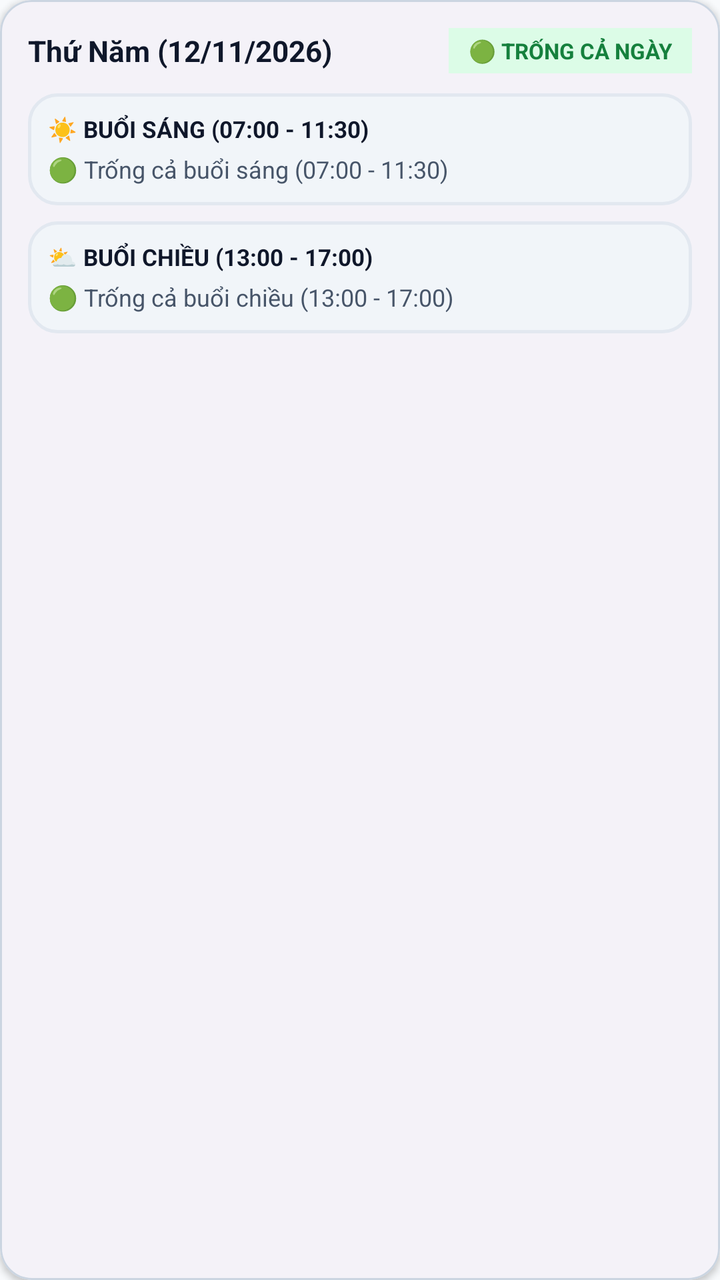
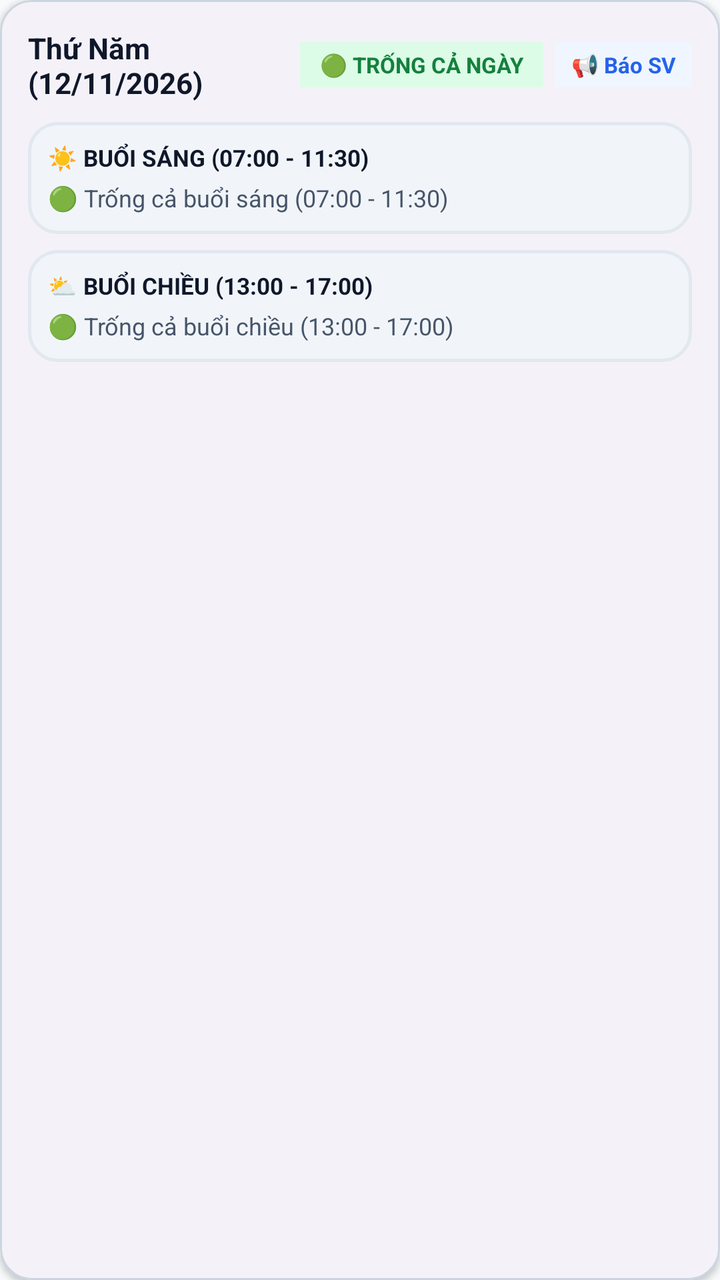

The first picture is an Android layout as it rendered before a commit; the second is the same layout after the commit. The layout source and the unified diff follow.
<!-- AndroidManifest.xml: application theme Theme.LectuPlan -->
<!-- res/layout/card_free_time_day_item.xml -->
<?xml version="1.0" encoding="utf-8"?>
<com.google.android.material.card.MaterialCardView
    xmlns:android="http://schemas.android.com/apk/res/android"
    xmlns:app="http://schemas.android.com/apk/res-auto"
    android:layout_width="match_parent"
    android:layout_height="wrap_content"
    android:layout_marginVertical="6dp"
    app:cardCornerRadius="16dp"
    app:cardElevation="2dp"
    app:strokeWidth="1dp"
    app:strokeColor="@color/border_default"
    app:cardBackgroundColor="@color/surface_card">

    <LinearLayout
        android:layout_width="match_parent"
        android:layout_height="wrap_content"
        android:orientation="vertical"
        android:padding="14dp">

        
        <LinearLayout
            android:layout_width="match_parent"
            android:layout_height="wrap_content"
            android:orientation="horizontal"
            android:gravity="center_vertical"
            android:layout_marginBottom="10dp">

            <TextView
                android:id="@+id/tvFreeDayTitle"
                android:layout_width="0dp"
                android:layout_height="wrap_content"
                android:layout_weight="1"
                android:text="Thứ Năm (12/11/2026)"
                android:textColor="@color/text_primary"
                android:textSize="14.5sp"
                android:textStyle="bold" />

            <TextView
                android:id="@+id/tvFreeStatusBadge"
                android:layout_width="wrap_content"
                android:layout_height="wrap_content"
                android:background="#DCFCE7"
                android:paddingHorizontal="10dp"
                android:paddingVertical="4dp"
                android:text="🟢 TRỐNG CẢ NGÀY"
                android:textColor="#15803D"
                android:textSize="11sp"
                android:textStyle="bold" />
        </LinearLayout>

        
        <LinearLayout
            android:id="@+id/layoutMorningBox"
            android:layout_width="match_parent"
            android:layout_height="wrap_content"
            android:orientation="vertical"
            android:background="@drawable/bg_search_input"
            android:padding="10dp"
            android:layout_marginBottom="8dp">

            <TextView
                android:layout_width="wrap_content"
                android:layout_height="wrap_content"
                android:text="☀️ BUỔI SÁNG (07:00 - 11:30)"
                android:textColor="@color/text_primary"
                android:textSize="11.5sp"
                android:textStyle="bold"
                android:layout_marginBottom="4dp" />

            <TextView
                android:id="@+id/tvMorningDetail"
                android:layout_width="match_parent"
                android:layout_height="wrap_content"
                android:text="🟢 Trống cả buổi sáng (07:00 - 11:30)"
                android:textColor="@color/text_secondary"
                android:textSize="12sp"
                android:lineSpacingExtra="3dp" />
        </LinearLayout>

        
        <LinearLayout
            android:id="@+id/layoutAfternoonBox"
            android:layout_width="match_parent"
            android:layout_height="wrap_content"
            android:orientation="vertical"
            android:background="@drawable/bg_search_input"
            android:padding="10dp">

            <TextView
                android:layout_width="wrap_content"
                android:layout_height="wrap_content"
                android:text="⛅ BUỔI CHIỀU (13:00 - 17:00)"
                android:textColor="@color/text_primary"
                android:textSize="11.5sp"
                android:textStyle="bold"
                android:layout_marginBottom="4dp" />

            <TextView
                android:id="@+id/tvAfternoonDetail"
                android:layout_width="match_parent"
                android:layout_height="wrap_content"
                android:text="🟢 Trống cả buổi chiều (13:00 - 17:00)"
                android:textColor="@color/text_secondary"
                android:textSize="12sp"
                android:lineSpacingExtra="3dp" />
        </LinearLayout>

    </LinearLayout>
</com.google.android.material.card.MaterialCardView>
<!-- resources referenced by this layout -->
<resources>
  <color name="border_default">#CBD5E1</color>
  <color name="surface_card">#FFFFFF</color>
  <color name="text_primary">#0F172A</color>
  <color name="text_secondary">#475569</color>
  <!-- drawable bg_search_input (drawable) -->
  <?xml version="1.0" encoding="utf-8"?>
  <shape xmlns:android="http://schemas.android.com/apk/res/android"
      android:shape="rectangle">
      <solid android:color="@color/surface_card_secondary" />
      <corners android:radius="14dp" />
      <stroke
          android:width="1.5dp"
          android:color="@color/border_subtle" />
  </shape>
  <style name="Theme.LectuPlan" parent="Base.Theme.LectuPlan" />
  <color name="surface_card_secondary">#F1F5F9</color>
  <color name="border_subtle">#E2E8F0</color>
  <style name="Base.Theme.LectuPlan" parent="Theme.Material3.DayNight.NoActionBar">
          <item name="android:windowBackground">@color/window_background</item>
          <item name="colorSurface">@color/surface_card</item>
          <item name="colorOnSurface">@color/text_primary</item>
          <item name="colorSurfaceVariant">@color/surface_card_secondary</item>
          <item name="colorOnSurfaceVariant">@color/text_secondary</item>
          
          <item name="android:windowLightStatusBar" tools:targetApi="23">true</item>
          <item name="android:windowLightNavigationBar" tools:targetApi="27">true</item>
      </style>
  <color name="window_background">#F8FAFC</color>
</resources>

<!-- the commit's change to res/layout/card_free_time_day_item.xml (unified diff, before → after) -->
@@ -46,6 +46,21 @@
                 android:textColor="#15803D"
                 android:textSize="11sp"
                 android:textStyle="bold" />
+
+            <TextView
+                android:id="@+id/btnShareFreeDay"
+                android:layout_width="wrap_content"
+                android:layout_height="wrap_content"
+                android:layout_marginStart="6dp"
+                android:background="#EFF6FF"
+                android:paddingHorizontal="8dp"
+                android:paddingVertical="4dp"
+                android:text="📢 Báo SV"
+                android:textColor="#2563EB"
+                android:textSize="11sp"
+                android:textStyle="bold"
+                android:clickable="true"
+                android:focusable="true" />
         </LinearLayout>
 
         
